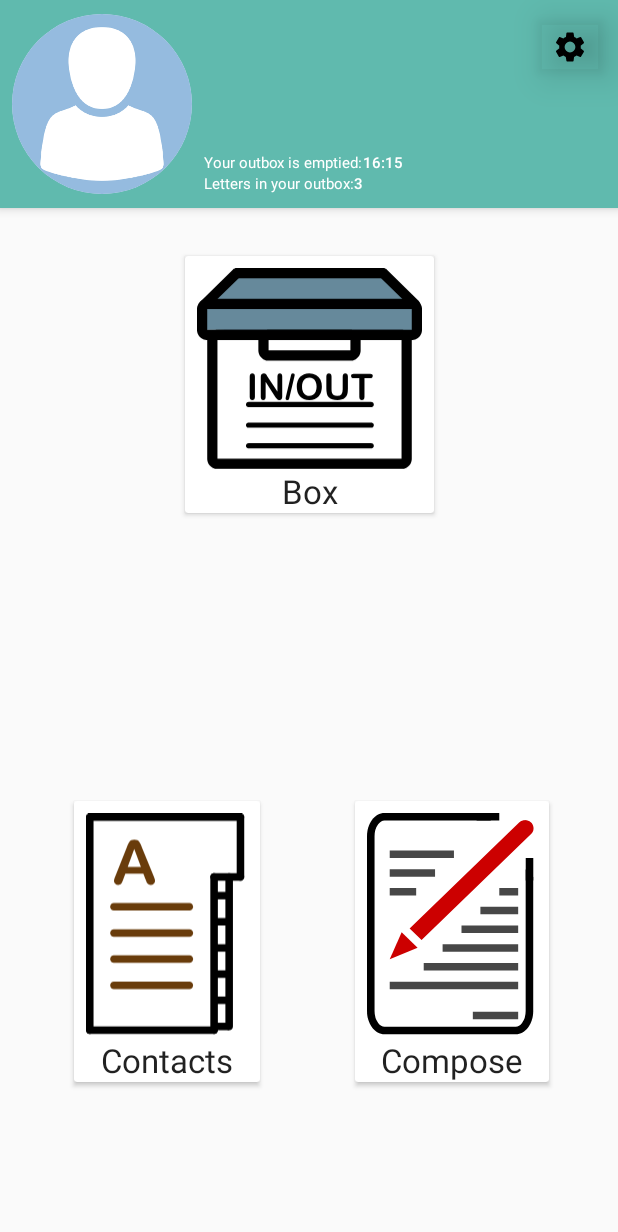
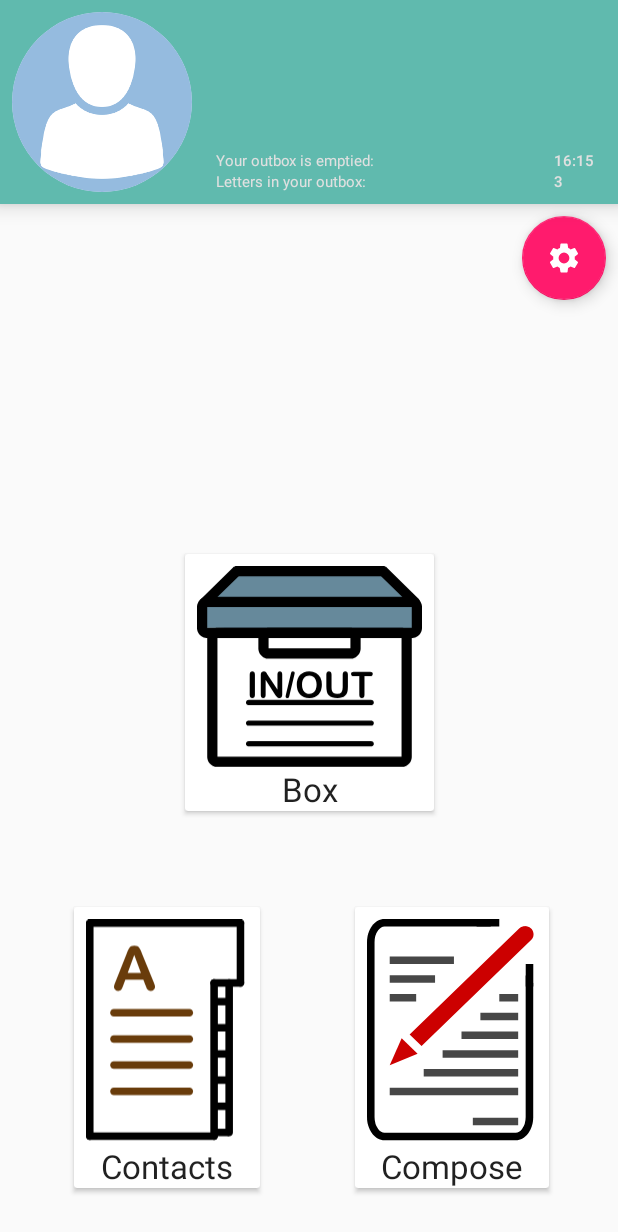
Before and after one commit to Laach/PostMor, an Android app: the fragment HomeFragment shown on its own in the app's theme, on a phone screen of 412 x 824 dp. Shown: the top 1232 px of the screen. Run offline under Robolectric (Android 15) with nearby library versions, the phone set to English and light mode, and no system bars; our stand-ins replace Room's generated code; network calls fail; 2 statements that could not run were skipped.

Commit message:
Less space between icons on home screen

```diff
--- a/app/src/main/res/layout/home_fragment.xml
+++ b/app/src/main/res/layout/home_fragment.xml
@@ -11,7 +11,7 @@
         android:layout_width="match_parent"
         android:layout_height="wrap_content"
         app:cardCornerRadius="0dp"
-        app:cardElevation="4dp"
+        app:cardElevation="8dp"
         app:layout_constraintEnd_toEndOf="parent"
         app:layout_constraintStart_toStartOf="parent"
         app:layout_constraintTop_toTopOf="parent">
@@ -52,6 +52,8 @@
                 android:text="TextView"
                 android:textAppearance="@style/TextAppearance.AppCompat.Body2"
                 android:textColor="#FFFFFF"
+                android:textSize="18sp"
+                app:layout_constraintEnd_toEndOf="parent"
                 app:layout_constraintStart_toEndOf="@+id/profilePictureCardView"
                 app:layout_constraintTop_toTopOf="@+id/profilePictureCardView"
                 tools:text="Name name" />
@@ -63,7 +65,8 @@
                 android:text="Address address"
                 android:textAppearance="@style/TextAppearance.AppCompat.Body1"
                 android:textColor="#FFFFFF"
-                app:layout_constraintStart_toStartOf="@+id/nameTextView"
+                app:layout_constraintEnd_toEndOf="parent"
+                app:layout_constraintStart_toEndOf="@+id/profilePictureCardView"
                 app:layout_constraintTop_toBottomOf="@+id/nameTextView" />
 
             <TextView
@@ -71,68 +74,53 @@
                 android:layout_width="wrap_content"
                 android:layout_height="wrap_content"
                 android:text="@string/outbox_empty_info"
-                android:textColor="#FFFFFF"
+                android:textColor="#E0E0E0"
                 android:textSize="10sp"
                 app:layout_constraintBottom_toTopOf="@+id/textView2"
-                app:layout_constraintStart_toStartOf="@+id/nameTextView" />
+                app:layout_constraintStart_toStartOf="@+id/textView2" />
 
             <TextView
                 android:id="@+id/sendTime"
                 android:layout_width="wrap_content"
                 android:layout_height="wrap_content"
-                android:layout_marginEnd="8dp"
+                android:layout_marginEnd="16dp"
                 android:text="@string/sending_letters_time"
                 android:textAppearance="@style/TextAppearance.AppCompat.Body2"
-                android:textColor="#FFFFFF"
+                android:textColor="#E0E0E0"
                 android:textSize="10sp"
                 app:layout_constraintEnd_toEndOf="parent"
-                app:layout_constraintHorizontal_bias="0.0"
-                app:layout_constraintStart_toEndOf="@+id/textView13"
                 app:layout_constraintTop_toTopOf="@+id/textView13" />
 
             <TextView
                 android:id="@+id/textView2"
                 android:layout_width="wrap_content"
                 android:layout_height="wrap_content"
+                android:layout_marginStart="16dp"
                 android:ellipsize="end"
                 android:maxLines="1"
                 android:text="@string/sending_letters_text_1"
                 android:textAppearance="@style/TextAppearance.AppCompat.Body1"
-                android:textColor="#FFFFFF"
+                android:textColor="#e0e0e0"
                 android:textSize="10sp"
                 app:layout_constraintBottom_toBottomOf="@+id/profilePictureCardView"
-                app:layout_constraintStart_toStartOf="@+id/nameTextView" />
+                app:layout_constraintStart_toEndOf="@+id/profilePictureCardView" />
 
             <TextView
                 android:id="@+id/nOfLetterToBeSent"
-                android:layout_width="7dp"
-                android:layout_height="23dp"
+                android:layout_width="wrap_content"
+                android:layout_height="wrap_content"
                 android:text="@string/nr_of_letters_to_be_sent"
                 android:textAppearance="@style/TextAppearance.AppCompat.Body2"
-                android:textColor="#FFFFFF"
+                android:textColor="#e0e0e0"
                 android:textSize="10sp"
-                app:layout_constraintStart_toEndOf="@+id/textView2"
+                app:layout_constraintStart_toStartOf="@+id/sendTime"
                 app:layout_constraintTop_toTopOf="@+id/textView2" />
-
-            <ImageButton
-                android:id="@+id/settingsButton"
-                style="@style/Widget.AppCompat.ImageButton"
-                android:layout_width="wrap_content"
-                android:layout_height="wrap_content"
-                android:layout_marginEnd="8dp"
-                android:backgroundTint="#00000000"
-                android:backgroundTintMode="src_in"
-                android:elevation="16dp"
-                android:scaleType="fitXY"
-                android:src="@drawable/ic_settings_white_24dp"
-                android:tint="#00FFFFFF"
-                app:layout_constraintEnd_toEndOf="parent"
-                app:layout_constraintTop_toTopOf="@+id/profilePictureCardView" />
 
         </androidx.constraintlayout.widget.ConstraintLayout>
     </androidx.cardview.widget.CardView>
 
     <androidx.constraintlayout.widget.ConstraintLayout
+        android:id="@+id/constraintLayout3"
         android:layout_width="0dp"
         android:layout_height="0dp"
         app:layout_constraintBottom_toBottomOf="parent"
@@ -141,16 +129,27 @@
         app:layout_constraintStart_toStartOf="parent"
         app:layout_constraintTop_toBottomOf="@+id/cardTop">
 
+        <com.google.android.material.floatingactionbutton.FloatingActionButton
+            android:id="@+id/settingsButton"
+            android:layout_width="wrap_content"
+            android:layout_height="wrap_content"
+            android:layout_marginTop="8dp"
+            android:layout_marginEnd="8dp"
+            android:clickable="true"
+            android:src="@drawable/ic_settings_white_24dp"
+            android:tint="#FFFFFF"
+            app:fabSize="auto"
+            app:layout_constraintEnd_toEndOf="parent"
+            app:layout_constraintTop_toTopOf="parent" />
+
         <androidx.cardview.widget.CardView
             android:id="@+id/card1"
             android:layout_width="wrap_content"
             android:layout_height="wrap_content"
-            android:layout_marginTop="32dp"
-            app:layout_constraintBottom_toBottomOf="parent"
+            android:layout_marginBottom="64dp"
+            app:layout_constraintBottom_toTopOf="@+id/card2"
             app:layout_constraintEnd_toEndOf="parent"
-            app:layout_constraintStart_toStartOf="parent"
-            app:layout_constraintTop_toTopOf="parent"
-            app:layout_constraintVertical_bias="0.0">
+            app:layout_constraintStart_toStartOf="parent">
 
             <androidx.constraintlayout.widget.ConstraintLayout
                 android:id="@+id/boxButton"
@@ -191,13 +190,10 @@
             android:layout_width="wrap_content"
             android:layout_height="wrap_content"
             android:layout_marginStart="16dp"
-            android:layout_marginTop="32dp"
-            android:layout_marginBottom="16dp"
+            android:layout_marginBottom="32dp"
             app:layout_constraintBottom_toBottomOf="parent"
             app:layout_constraintEnd_toStartOf="@+id/guideline"
-            app:layout_constraintStart_toStartOf="parent"
-            app:layout_constraintTop_toBottomOf="@+id/card1"
-            app:layout_constraintVertical_bias="0.65">/>
+            app:layout_constraintStart_toStartOf="parent">/>
 
             <androidx.constraintlayout.widget.ConstraintLayout
                 android:id="@+id/contactsButton"
```
